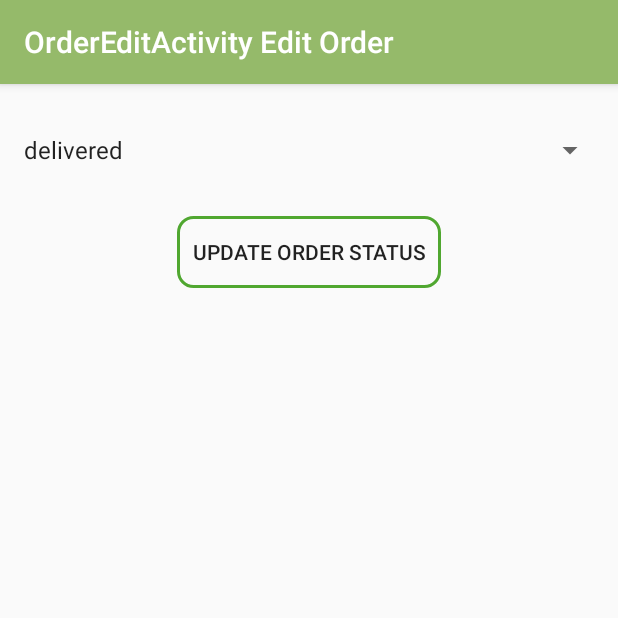
After one commit to rupali186/Access-Points-Android, an Android app: the OrderEditActivity screen opened directly, with no data from a screen before it, on a phone screen of 412 x 824 dp, the top half of it. The commit adds this screen. Run offline under Robolectric (Android 15) with nearby library versions, the phone set to English and light mode, and no system bars.

Commit message:
update order path added

```diff
--- a/app/build.gradle
+++ b/app/build.gradle
@@ -28,6 +28,7 @@ dependencies {
     implementation 'com.android.support:support-v4:27.1.1'
     implementation 'de.hdodenhof:circleimageview:3.0.0'
     implementation 'com.android.support:cardview-v7:27.1.1'
+    implementation 'com.squareup.okhttp3:okhttp:3.12.0'
     testImplementation 'junit:junit:4.12'
     androidTestImplementation 'com.android.support.test:runner:1.0.2'
     androidTestImplementation 'com.android.support.test.espresso:espresso-core:3.0.2'
--- /dev/null
+++ b/app/src/main/java/com/multilingual/rupali/accesspoints/Activities/OrderEditActivity.java
@@ -0,0 +1,137 @@
+package com.multilingual.rupali.accesspoints.Activities;
+
+import android.content.Intent;
+import android.content.SharedPreferences;
+import android.os.Bundle;
+import android.support.constraint.ConstraintLayout;
+import android.support.design.widget.FloatingActionButton;
+import android.support.design.widget.Snackbar;
+import android.support.v7.app.AppCompatActivity;
+import android.support.v7.widget.Toolbar;
+import android.util.Log;
+import android.view.View;
+import android.widget.ArrayAdapter;
+import android.widget.Button;
+import android.widget.ProgressBar;
+import android.widget.Spinner;
+import android.widget.TextView;
+import android.widget.Toast;
+
+import com.multilingual.rupali.accesspoints.Constants.BundleArg;
+import com.multilingual.rupali.accesspoints.Constants.LoginSharedPref;
+import com.multilingual.rupali.accesspoints.Constants.Tag;
+import com.multilingual.rupali.accesspoints.R;
+import com.multilingual.rupali.accesspoints.api.OrderApi;
+import com.multilingual.rupali.accesspoints.api.UserApi;
+import com.multilingual.rupali.accesspoints.config.APIClient;
+import com.multilingual.rupali.accesspoints.models.EditOrder;
+import com.multilingual.rupali.accesspoints.models.Order;
+import com.multilingual.rupali.accesspoints.models.User;
+import com.multilingual.rupali.accesspoints.response.UserResponse;
+
+import java.util.ArrayList;
+
+import retrofit2.Call;
+import retrofit2.Callback;
+import retrofit2.Response;
+import retrofit2.Retrofit;
+
+public class OrderEditActivity extends AppCompatActivity {
+    ProgressBar progressBar;
+    ConstraintLayout contentOrder;
+    Spinner orderStatusSpinner;
+    TextView toolbarTextView;
+    Button updateOrderButton;
+    ArrayAdapter orderStatusAdapter;
+    Retrofit retrofit;
+    String orderStatus="";
+    Bundle bundle;
+    Intent intent;
+    String orderID="";
+    SharedPreferences sharedPreferences;
+
+    @Override
+    protected void onCreate(Bundle savedInstanceState) {
+        super.onCreate(savedInstanceState);
+        setContentView(R.layout.activity_order_edit);
+        Toolbar toolbar = findViewById(R.id.toolbar);
+        setSupportActionBar(toolbar);
+        toolbarTextView=findViewById(R.id.order_edit_act_toolbar);
+        toolbarTextView.setText("Edit Order");
+        progressBar=findViewById(R.id.order_edit_progress_bar);
+        contentOrder=findViewById(R.id.content_order_edit);
+        updateOrderButton=findViewById(R.id.edit_order_button);
+        orderStatusSpinner=findViewById(R.id.order_status_edit_spinner);
+        orderStatusAdapter = ArrayAdapter.createFromResource(OrderEditActivity.this,
+                R.array.orderStatus, android.R.layout.simple_spinner_item);
+        orderStatusAdapter.setDropDownViewResource(android.R.layout.simple_spinner_dropdown_item);
+        orderStatusSpinner.setAdapter(orderStatusAdapter);
+        orderStatus=new String();
+        orderID=new String();
+        updateOrderButton.setOnClickListener(new View.OnClickListener() {
+            @Override
+            public void onClick(View view) {
+                updateOrder();
+            }
+        });
+        sharedPreferences=getSharedPreferences(LoginSharedPref.SHARED_PREF_NAME,MODE_PRIVATE);
+        retrofit= APIClient.getClient();
+        intent=getIntent();
+        bundle=intent.getExtras();
+    }
+
+    private void updateOrder() {
+        orderStatus=orderStatusSpinner.getSelectedItem().toString();
+        if(orderStatus.isEmpty()){
+            Toast.makeText(this,"Please select the order status",Toast.LENGTH_SHORT).show();
+            return;
+        }
+        orderID=bundle.getString(BundleArg.ORDER_ID,"");
+        if(orderID.isEmpty()){
+            Toast.makeText(this,"Order Id is required.",Toast.LENGTH_SHORT).show();
+            return;
+        }
+        final String xAuth=sharedPreferences.getString(LoginSharedPref.USER_TOKEN,"");
+        if(xAuth.isEmpty()){
+            Toast.makeText(this,"User must be logged in.",Toast.LENGTH_SHORT).show();
+            return;
+        }
+        showProgress();
+        OrderApi orderApi=retrofit.create(OrderApi.class);
+        EditOrder editOrder=new EditOrder(orderStatus);
+        Call<Order> orderCall=orderApi.updateOrder(orderID,xAuth,editOrder);
+        orderCall.enqueue(new Callback<Order>() {
+            @Override
+            public void onResponse(Call<Order> call, Response<Order> response) {
+                if(response.isSuccessful()) {
+                    hideProgress();
+                    Toast.makeText(OrderEditActivity.this,"Order status updated sucessfully. ", Toast.LENGTH_SHORT).show();
+                    Log.d(Tag.MY_TAG,"Order status update success");
+                    onBackPressed();
+
+                }else{
+                    hideProgress();
+                    Toast.makeText(OrderEditActivity.this,"Please check your network connection.", Toast.LENGTH_SHORT).show();
+                    Log.d(Tag.MY_TAG, "Order status update failed. Code: "+response.code()+response.message());
+                }
+            }
+
+            @Override
+            public void onFailure(Call<Order> call, Throwable t) {
+                Toast.makeText(OrderEditActivity.this,"Please check your network connection.", Toast.LENGTH_SHORT).show();
+                Log.d(Tag.MY_TAG, "Order status update failed. Code: Message: " +t.getMessage()+"Local msg: "+
+                        t.getLocalizedMessage()+"cause: "+t.getCause());
+            }
+        });
+
+    }
+    private void showProgress() {
+        progressBar.setVisibility(View.VISIBLE);
+        contentOrder.setVisibility(View.INVISIBLE);
+    }
+    private void hideProgress() {
+        progressBar.setVisibility(View.INVISIBLE);
+        contentOrder.setVisibility(View.VISIBLE);
+    }
+
+}
--- a/app/src/main/java/com/multilingual/rupali/accesspoints/Constants/BundleArg.java
+++ b/app/src/main/java/com/multilingual/rupali/accesspoints/Constants/BundleArg.java
@@ -4,6 +4,7 @@ public class BundleArg {
     public  static final String THRESHOLD="threshold";
     public  static final String LIMIT="limit";
     public  static final String TARGET_CUST_TYPE="targetCustomerType";
+    public static final String ORDER_ID="orderID";
     public  static final int NEW_TO_LOCKER=1;
     public  static final int NEW_CUSTOMERS=2;
     public  static final int TARGET_CUSTOMERS=3;
--- a/app/src/main/java/com/multilingual/rupali/accesspoints/Constants/Url.java
+++ b/app/src/main/java/com/multilingual/rupali/accesspoints/Constants/Url.java
@@ -4,6 +4,7 @@ public class Url {
     public Url() {
     }
     public  static final String BASE_URL="http://10.0.2.2:3000/";                     //emulator
-//    public  static final String BASE_URL="http://192.168.1.7:3000/";                    //phone
+//    public  static final String BASE_URL="http://192.168.1.7:3000/";                   //phone wifi
+//    public  static final String BASE_URL="http://192.168.43.1:3000/";                   //phone jio
 
 }
--- a/app/src/main/java/com/multilingual/rupali/accesspoints/api/OrderApi.java
+++ b/app/src/main/java/com/multilingual/rupali/accesspoints/api/OrderApi.java
@@ -1,5 +1,6 @@
 package com.multilingual.rupali.accesspoints.api;
 
+import com.multilingual.rupali.accesspoints.models.EditOrder;
 import com.multilingual.rupali.accesspoints.models.Order;
 import com.multilingual.rupali.accesspoints.response.OrderResponse;
 
@@ -25,7 +26,7 @@ public interface OrderApi {
     @POST("orders")
     Call<Order> createNewOrder(@Header("x-auth") String xAuth,@Body Order order);
     @PATCH("orders/{orderId}")
-    Call<Order> updateOrder(@Path("orderId") String orderId);
+    Call<Order> updateOrder(@Path("orderId") String orderId,@Header("x-auth") String xAuth,@Body EditOrder editOrder);
     @DELETE ("orders/{orderId}")
     Call<Order> deleteOrder(@Path("orderId") String orderId,@Header("x-auth") String xAuth);
 }
--- /dev/null
+++ b/app/src/main/res/layout/activity_order_edit.xml
@@ -0,0 +1,39 @@
+<?xml version="1.0" encoding="utf-8"?>
+<android.support.design.widget.CoordinatorLayout xmlns:android="http://schemas.android.com/apk/res/android"
+    xmlns:app="http://schemas.android.com/apk/res-auto"
+    xmlns:tools="http://schemas.android.com/tools"
+    android:layout_width="match_parent"
+    android:layout_height="match_parent"
+    tools:context=".Activities.OrderEditActivity">
+
+    <android.support.design.widget.AppBarLayout
+        android:layout_width="match_parent"
+        android:layout_height="wrap_content"
+        android:theme="@style/AppTheme.AppBarOverlay">
+
+        <android.support.v7.widget.Toolbar
+            android:id="@+id/toolbar"
+            android:layout_width="match_parent"
+            android:layout_height="?attr/actionBarSize"
+            android:background="?attr/colorPrimary"
+            app:popupTheme="@style/AppTheme.PopupOverlay" >
+            <TextView
+                android:layout_width="wrap_content"
+                android:layout_height="wrap_content"
+                android:id="@+id/order_edit_act_toolbar"
+                style="@style/Base.TextAppearance.AppCompat.Widget.ActionBar.Title"
+                android:gravity="center"/>
+        </android.support.v7.widget.Toolbar>
+
+    </android.support.design.widget.AppBarLayout>
+
+    <ProgressBar
+        android:layout_width="wrap_content"
+        android:layout_height="wrap_content"
+        android:layout_gravity="center"
+        android:visibility="invisible"
+        android:id="@+id/order_edit_progress_bar"/>
+
+    <include layout="@layout/content_order_edit" />
+
+</android.support.design.widget.CoordinatorLayout>
--- /dev/null
+++ b/app/src/main/res/layout/content_order_edit.xml
@@ -0,0 +1,37 @@
+<?xml version="1.0" encoding="utf-8"?>
+<android.support.constraint.ConstraintLayout xmlns:android="http://schemas.android.com/apk/res/android"
+    xmlns:app="http://schemas.android.com/apk/res-auto"
+    xmlns:tools="http://schemas.android.com/tools"
+    android:layout_width="match_parent"
+    android:layout_height="match_parent"
+    android:id="@+id/content_order_edit"
+    app:layout_behavior="@string/appbar_scrolling_view_behavior"
+    tools:context=".Activities.OrderEditActivity"
+    tools:showIn="@layout/activity_order_edit">
+
+    <Spinner
+        android:id="@+id/order_status_edit_spinner"
+        android:layout_width="0dp"
+        android:layout_height="wrap_content"
+        android:layout_marginStart="8dp"
+        android:layout_marginTop="32dp"
+        android:layout_marginEnd="8dp"
+        app:layout_constraintEnd_toEndOf="parent"
+        app:layout_constraintStart_toStartOf="parent"
+        app:layout_constraintTop_toTopOf="parent" />
+
+    <Button
+        android:id="@+id/edit_order_button"
+        android:layout_width="wrap_content"
+        android:layout_height="wrap_content"
+        android:layout_marginStart="8dp"
+        android:layout_marginTop="32dp"
+        android:layout_marginEnd="8dp"
+        android:paddingLeft="10dp"
+        android:paddingRight="10dp"
+        android:background="@drawable/submit_button_bg"
+        android:text="Update Order Status"
+        app:layout_constraintEnd_toEndOf="parent"
+        app:layout_constraintStart_toStartOf="parent"
+        app:layout_constraintTop_toBottomOf="@+id/order_status_edit_spinner" />
+</android.support.constraint.ConstraintLayout>
--- a/app/src/main/res/values/strings.xml
+++ b/app/src/main/res/values/strings.xml
@@ -26,6 +26,11 @@
         <item>Recharges &amp; Bill Payments</item>
         <item>Gift Cards</item>
         <item>Art, Handicraft, Collectibles</item>
+    </string-array>
+    <string-array name="orderStatus">
+        <item>delivered</item>
+        <item>cancelled</item>
+        <item>failed</item>
     </string-array>
     <string-array name="productIds">
         <item>1</item>
@@ -63,5 +68,6 @@
     <string name="section_format">Hello World from section: %1$d</string>
     <string name="title_activity_main">MainActivity</string>
     <string name="title_activity_target_customers">TargetCustomersActivity</string>
+    <string name="title_activity_order_edit">OrderEditActivity</string>
 
 </resources>
```
Also changed, not shown: app/src/main/AndroidManifest.xml (+6 -2 lines), app/src/main/java/com/multilingual/rupali/accesspoints/adapters/OrderRecyclerAdapter.java (+14 -2 lines), app/src/main/java/com/multilingual/rupali/accesspoints/config/APIClient.java (+8 -1 lines), app/src/main/java/com/multilingual/rupali/accesspoints/fragments/OrdersFragment.java (+25 -0 lines), app/src/main/java/com/multilingual/rupali/accesspoints/models/EditOrder.java (added, +17 -0 lines).
